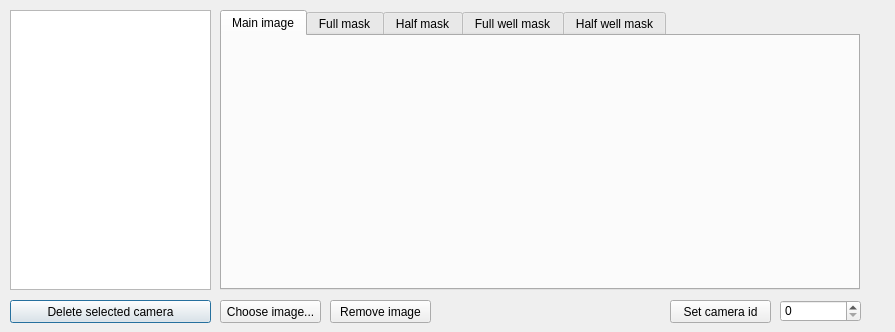
Above: Source/CameraManager.ui from AliveTeam/qt-editor before the change. Below: the same form after it.
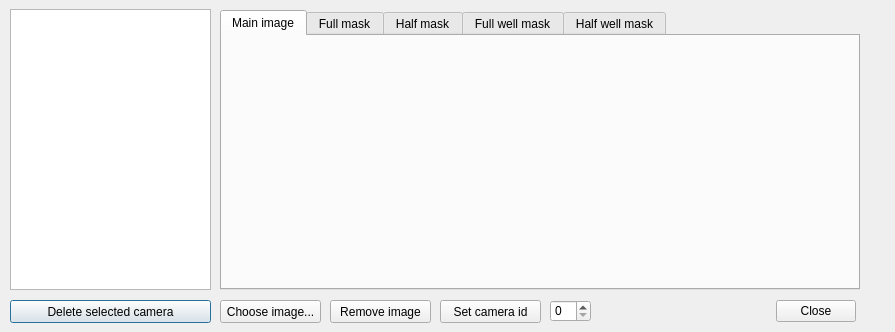
That is the form after the change.

Commit message: add save all and add cancel button for CameraManager

The edit to the form file:
```diff
--- a/Source/CameraManager.ui
+++ b/Source/CameraManager.ui
@@ -29,9 +29,9 @@
    <property name="geometry">
     <rect>
      <x>10</x>
-     <y>10</y>
+     <y>9</y>
      <width>201</width>
-     <height>280</height>
+     <height>281</height>
     </rect>
    </property>
   </widget>
@@ -246,9 +246,9 @@
   <widget class="QSpinBox" name="spnCameraId">
    <property name="geometry">
     <rect>
-     <x>780</x>
+     <x>550</x>
      <y>300</y>
-     <width>81</width>
+     <width>41</width>
      <height>22</height>
     </rect>
    </property>
@@ -256,7 +256,7 @@
   <widget class="QPushButton" name="btnSetCameraId">
    <property name="geometry">
     <rect>
-     <x>670</x>
+     <x>440</x>
      <y>300</y>
      <width>101</width>
      <height>23</height>
@@ -266,6 +266,19 @@
     <string>Set camera id</string>
    </property>
   </widget>
+  <widget class="QDialogButtonBox" name="buttonBox">
+   <property name="geometry">
+    <rect>
+     <x>700</x>
+     <y>300</y>
+     <width>156</width>
+     <height>23</height>
+    </rect>
+   </property>
+   <property name="standardButtons">
+    <set>QDialogButtonBox::Close</set>
+   </property>
+  </widget>
  </widget>
  <resources/>
  <connections/>
```
Left out of the diff: 19 changed lines with no effect on the pictures. The commit also changes 4 other files.
